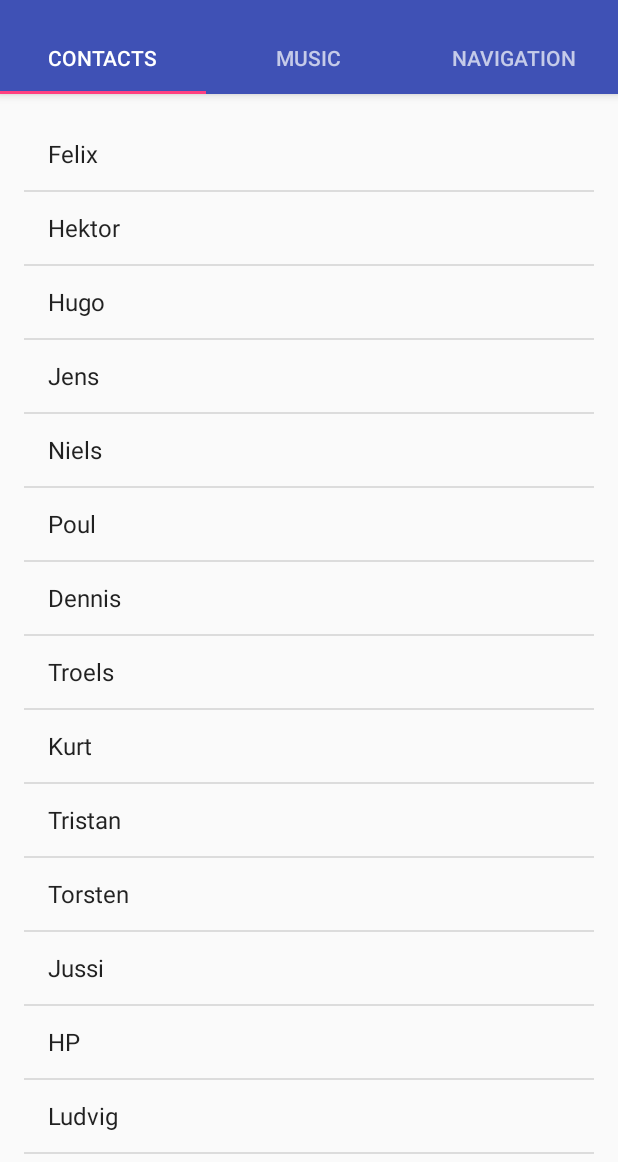
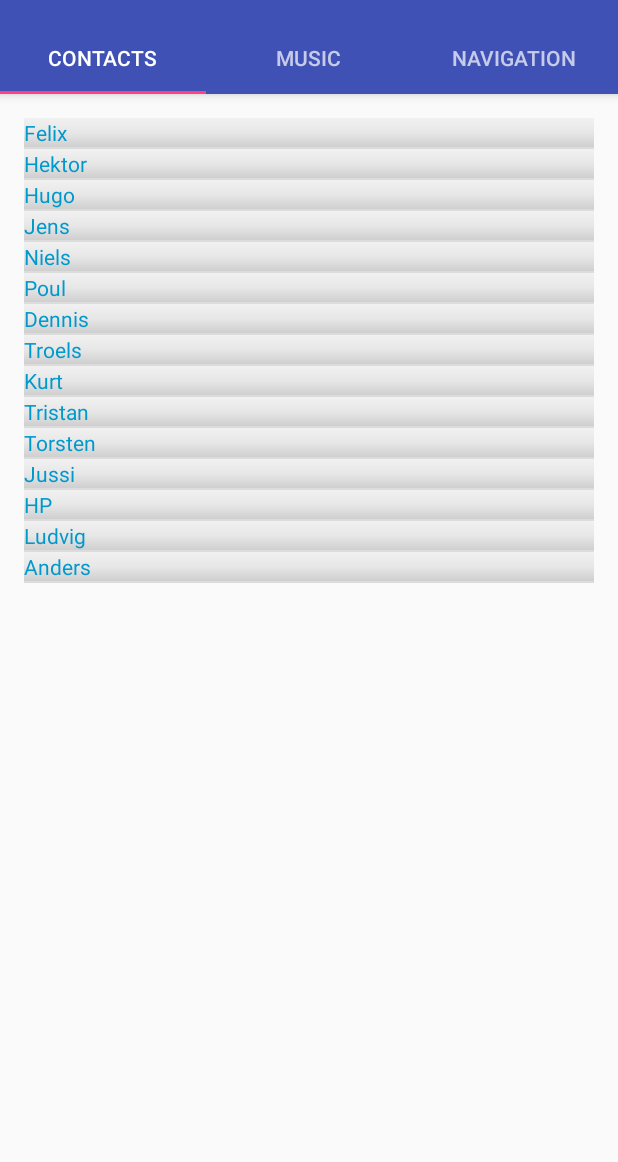
Before and after one commit to MultiPeden/MCInterface, an Android app: the screen it shows after launch (MainActivity), on a phone screen of 412 x 824 dp, the part 74-1236 px from its top. Run offline under Robolectric (Android 15) with nearby library versions, the phone set to English and light mode, and no system bars.

Commit message:
backup commit

```diff
--- a/app/src/main/java/com/example/emil/mcinterface/Contacts.java
+++ b/app/src/main/java/com/example/emil/mcinterface/Contacts.java
@@ -5,9 +5,11 @@ package com.example.emil.mcinterface;
  */
 
 import android.app.AlertDialog;
+import android.content.Context;
 import android.content.DialogInterface;
 import android.support.v4.app.Fragment;
 import android.os.Bundle;
+import android.support.v7.widget.AppCompatTextView;
 import android.util.Log;
 import android.view.LayoutInflater;
 import android.view.View;
@@ -16,11 +18,13 @@ import android.widget.AdapterView;
 import android.widget.ArrayAdapter;
 import android.widget.ListView;
 import android.widget.TextView;
+import android.widget.Toast;
 
 
 public class Contacts extends Fragment {
 
-
+    public static int rowInd = 0;
+    public ListView listView;
     @Override
     public View onCreateView(LayoutInflater inflater, ViewGroup container,
                              Bundle savedInstanceState) {
@@ -29,15 +33,36 @@ public class Contacts extends Fragment {
 
         String[] contactItems = {"Felix", "Hektor", "Hugo", "Jens", "Niels", "Poul", "Dennis", "Troels", "Kurt", "Tristan", "Torsten", "Jussi", "HP", "Ludvig", "Anders"};
 
-        ListView listView = (ListView) rootView.findViewById(R.id.contactList);
+         listView = (ListView) rootView.findViewById(R.id.contactList);
+        MClistAdapter adapter = new MClistAdapter(getActivity(), contactItems);
+        listView.setAdapter(adapter);
 
-        ArrayAdapter<String> listViewAdapter = new ArrayAdapter<String>(
+
+/*
+        MClistAdapter<String> listViewAdapter = new ArrayAdapter<String>(
                 getActivity(),
                 android.R.layout.simple_list_item_1,
                 contactItems
         );
 
         listView.setAdapter(listViewAdapter);
+*/
+
+        // highlight row
+
+//        listView.setChoiceMode(ListView.CHOICE_MODE_SINGLE);
+
+  //      listView.setSelector(android.R.color.darker_gray);
+
+        //listView.setSelection(0);
+
+        Context context = getActivity();
+        CharSequence text = "Hello toast!";
+        int duration = Toast.LENGTH_SHORT;
+
+        Toast toast = Toast.makeText(context, text, duration);
+        toast.show();
+
 
         listView.setOnItemClickListener(new AdapterView.OnItemClickListener() {
 
@@ -80,6 +105,33 @@ public class Contacts extends Fragment {
 
         });
 
+//        listView.setItemChecked(1,true);
+
+        Log.v("Contacts", "Number of rows: " + listView.getAdapter().getCount());
+   //     listView = FindViewById<ListView>(Resource.Id.listView1);
+     //   listView.Adapter = new HomeScreenAdapter(this, tableItems);
+
+
+        listView.setSelection(1);
+        listView.setItemChecked(1,true);
+        adapter.notifyDataSetChanged();
+    //    (AppCompatTextView) listView.getAdapter().getView(0,null,null).setTe
+     //   listViewAdapter.notifyDataSetChanged();
+
         return rootView;
     }
+
+/*    @Override
+    public void onResume() {
+        super.onResume();
+        listView.setChoiceMode(ListView.CHOICE_MODE_SINGLE);
+        listView.setItemChecked(0, true);
+        listView.setSelection(0);
+        listView.deferNotifyDataSetChanged();
+        if(listView.getChildAt(0)!=null) {
+            listView.getChildAt(0).setBackgroundColor(getResources().getColor(R.color.colorAccent));
+
+
+        }
+    }*/
 }
--- /dev/null
+++ b/app/src/main/java/com/example/emil/mcinterface/MClistAdapter.java
@@ -0,0 +1,66 @@
+package com.example.emil.mcinterface;
+
+import android.app.Activity;
+import android.content.Context;
+import android.view.LayoutInflater;
+import android.view.View;
+import android.view.ViewGroup;
+import android.widget.BaseAdapter;
+import android.widget.TextView;
+
+import java.util.ArrayList;
+import java.util.List;
+
+
+/**
+ * Created by ptr_m on 01/06/2017.
+ */
+
+public class MClistAdapter extends BaseAdapter {
+
+    private String[] strings;
+    private LayoutInflater inflater;
+
+    public MClistAdapter(Activity activity, String[] strings) {
+        this.strings = strings;
+        this.inflater = (LayoutInflater) activity.getSystemService(Context.LAYOUT_INFLATER_SERVICE);
+
+    }
+
+    @Override
+    public int getCount() {
+        return strings.length;
+    }
+
+    @Override
+    public Object getItem(int position) {
+        return strings[position];
+    }
+
+    @Override
+    public long getItemId(int position) {
+        return position;
+    }
+
+    @Override
+    public View getView(int position, View convertView, ViewGroup parent) {
+        View vi = convertView;
+        vi = inflater.inflate(R.layout.list_item,null);
+        TextView text = (TextView) vi.findViewById(R.id.row_text); //votes
+        text.setText(strings[position]);
+        return vi;
+    }
+
+    @Override
+    public void notifyDataSetChanged() {
+        super.notifyDataSetChanged();
+    }
+
+    public void setList(String[] strings) {
+        this.strings = strings;
+        this.notifyDataSetChanged();
+    }
+
+
+
+}
--- a/app/src/main/java/com/example/emil/mcinterface/MainActivity.java
+++ b/app/src/main/java/com/example/emil/mcinterface/MainActivity.java
@@ -6,6 +6,8 @@ import android.support.design.widget.TabLayout;
 import android.support.design.widget.FloatingActionButton;
 import android.support.design.widget.Snackbar;
 import android.support.v7.app.AppCompatActivity;
+import android.support.v7.widget.AppCompatTextView;
+import android.support.v7.widget.RecyclerView;
 import android.support.v7.widget.Toolbar;
 
 import android.support.v4.app.Fragment;
@@ -21,7 +23,9 @@ import android.view.View;
 import android.view.ViewGroup;
 
 
-
+import android.view.WindowManager;
+import android.widget.ArrayAdapter;
+import android.widget.ListView;
 import android.widget.TextView;
 import android.widget.Toast;
 
@@ -29,6 +33,9 @@ import com.physicaloid.lib.Physicaloid;
 import com.physicaloid.lib.usb.driver.uart.ReadLisener;
 
 import java.io.UnsupportedEncodingException;
+
+import static com.example.emil.mcinterface.R.color.colorAccent;
+
 
 public class MainActivity extends AppCompatActivity {
 
@@ -42,7 +49,7 @@ public class MainActivity extends AppCompatActivity {
      */
     private SectionsPagerAdapter mSectionsPagerAdapter;
     private static final String TAG = MainActivity.class.getSimpleName();
-
+    private ListView contList;
     /**
      * The {@link ViewPager} that will host the section contents.
      */
@@ -53,6 +60,9 @@ public class MainActivity extends AppCompatActivity {
     protected void onCreate(Bundle savedInstanceState) {
         super.onCreate(savedInstanceState);
         setContentView(R.layout.activity_main);
+//disable touch
+    //    getWindow().setFlags(WindowManager.LayoutParams.FLAG_NOT_TOUCHABLE,
+     //           WindowManager.LayoutParams.FLAG_NOT_TOUCHABLE);
 
         Toolbar toolbar = (Toolbar) findViewById(R.id.toolbar);
         setSupportActionBar(toolbar);
@@ -67,11 +77,27 @@ public class MainActivity extends AppCompatActivity {
         TabLayout tabLayout = (TabLayout) findViewById(R.id.tabs);
         tabLayout.setupWithViewPager(mViewPager);
 
+//        mViewPager.setCurrentItem(2);
+//        ListView lview = (ListView) mViewPager.getChildAt(2);
+//        lview.setItemChecked(1, true);
 
-        mPhysicaloid = new Physicaloid(this);
+
+        //Contacts fragment = (Contacts) mSectionsPagerAdapter.getItem(mViewPager.getCurrentItem());
+
+       // contList = fragment.listView;
+
+    //    Context context = fragment.getContext();
+
+      //  ListView lv =(ListView) fragment.findViewById(R.id.contactList);
+       // lv.setItemChecked(2, true);
+        //View activeView = fragment.getView();
+//        activeView.setBackgroundColor(getResources().getColor(colorAccent));
+
+                mPhysicaloid = new Physicaloid(this);
+
+        //navigateFromSeq("0");
 
     }
-
 
     @Override
     public boolean onCreateOptionsMenu(Menu menu) {
@@ -82,6 +108,23 @@ public class MainActivity extends AppCompatActivity {
 
     @Override
     public boolean onOptionsItemSelected(MenuItem item) {
+
+///        Contacts fragment = (Contacts) mSectionsPagerAdapter.getItem(mViewPager.getCurrentItem());
+/*
+  //      fragment.listView.setItemChecked(2, true);
+
+        FragmentManager manager = getSupportFragmentManager();
+        Fragment fragment = manager.findFragmentById(R.id.contactList);
+*/
+/*
+        ListView lv2 = (ListView) this.findViewById(R.id.contactList);
+        ArrayAdapter lobj  = (ArrayAdapter) lv2.getAdapter();
+        AppCompatTextView v = (AppCompatTextView) lobj.getView(0,null,null);
+        v.setBackgroundColor(0x00FF00);
+        v.setText("jaaaaaaaaaaaa");
+        lobj.notifyDataSetChanged();
+        */
+
         // Handle action bar item clicks here. The action bar will
         // automatically handle clicks on the Home/Up button, so long
         // as you specify a parent activity in AndroidManifest.xml.
@@ -111,7 +154,7 @@ public class MainActivity extends AppCompatActivity {
                             Log.e(TAG, e.toString());
                             return;
                         }
-                        printToast(readStr);
+                        navigateFromSeq(readStr);
                         // UI thread
                         // tvAppend(tvRead, readStr);
                         // draws gesture on screen
@@ -180,7 +223,7 @@ public class MainActivity extends AppCompatActivity {
     }
 
     Handler mHandler = new Handler();
-    private void printToast(final String str) {
+    private void navigateFromSeq(final String str) {
 
         mHandler.post(new Runnable() {
             @Override
@@ -188,12 +231,35 @@ public class MainActivity extends AppCompatActivity {
                 Context context = getApplicationContext();
 
 
-//                CharSequence text = str;
-                final String s = str;
+                final String s = str.replaceAll("\\s", "");
+
                 int duration = Toast.LENGTH_SHORT;
 
                 Toast toast = Toast.makeText(context, s, duration);
                 toast.show();
+
+                TabLayout tabLayout = (TabLayout) findViewById(R.id.tabs);
+                switch (s){
+                    case "3":
+                        TabLayout.Tab tab1 = tabLayout.getTabAt(0);
+                        tab1.select();
+                        break;
+                    case "0":
+                        TabLayout.Tab tab2 = tabLayout.getTabAt(1);
+                        tab2.select();
+                        break;
+                    case "1":
+                        TabLayout.Tab tab3 = tabLayout.getTabAt(2);
+                        tab3.select();
+                        break;
+                    case "02":
+                        int tab_position = tabLayout.getSelectedTabPosition();
+                        if (tab_position == 0) {
+                            Contacts.rowInd++;
+                        }
+                    default:
+                        break;
+                }
 
             }
         });
--- a/app/src/main/java/com/example/emil/mcinterface/Navigation.java
+++ b/app/src/main/java/com/example/emil/mcinterface/Navigation.java
@@ -51,7 +51,6 @@ public class Navigation extends Fragment {
 
                 AlertDialog.Builder builder =
                         new AlertDialog.Builder(getContext()).
-                                setMessage("Message above the image").
                                 setPositiveButton("Afslut", new DialogInterface.OnClickListener() {
                                     @Override
                                     public void onClick(DialogInterface dialog, int which) {
--- /dev/null
+++ b/app/src/main/res/drawable/gradient_bg.xml
@@ -0,0 +1,9 @@
+<?xml version="1.0" encoding="utf-8"?>
+<shape xmlns:android="http://schemas.android.com/apk/res/android"
+    android:shape="rectangle">
+    <gradient
+        android:startColor="#f1f1f2"
+        android:centerColor="#e7e7e8"
+        android:endColor="#cfcfcf"
+        android:angle="270" />
+</shape>
--- /dev/null
+++ b/app/src/main/res/drawable/gradient_bg_hover.xml
@@ -0,0 +1,9 @@
+<?xml version="1.0" encoding="utf-8"?>
+<shape xmlns:android="http://schemas.android.com/apk/res/android"
+    android:shape="rectangle">
+    <gradient
+        android:startColor="#9D9D9E"
+        android:centerColor="#808081"
+        android:endColor="#5B5B5B"
+        android:angle="270" />
+</shape>
--- /dev/null
+++ b/app/src/main/res/drawable/list_selector.xml
@@ -0,0 +1,14 @@
+<?xml version="1.0" encoding="utf-8"?>
+<selector xmlns:android="http://schemas.android.com/apk/res/android">
+    <item
+        android:state_selected="false"
+        android:state_pressed="false"
+        android:drawable="@drawable/gradient_bg" />
+
+    <item android:state_pressed="true"
+        android:drawable="@drawable/gradient_bg_hover" />
+
+    <item android:state_selected="true"
+        android:state_pressed="false"
+        android:drawable="@drawable/gradient_bg_hover" />
+</selector>
--- a/app/src/main/res/layout/contacts.xml
+++ b/app/src/main/res/layout/contacts.xml
@@ -11,5 +11,6 @@
     <ListView
         android:layout_width="wrap_content"
         android:layout_height="match_parent"
-        android:id="@+id/contactList"/>
+        android:id="@+id/contactList"
+        android:listSelector="@color/colorPrimaryDark"/>
 </RelativeLayout>
--- /dev/null
+++ b/app/src/main/res/layout/list_item.xml
@@ -0,0 +1,24 @@
+<?xml version="1.0" encoding="utf-8"?>
+<RelativeLayout xmlns:android="http://schemas.android.com/apk/res/android"
+android:layout_width="fill_parent"
+android:layout_height="wrap_content"
+android:background="@drawable/list_selector"
+android:orientation="horizontal"
+android:padding="0dip"
+android:id="@+id/row"
+    >
+
+
+
+<TextView
+    android:id="@+id/row_text"
+    android:layout_width="wrap_content"
+    android:layout_height="wrap_content"
+    android:layout_alignParentTop="true"
+    android:text="Queued:"
+    android:textAppearance="@android:style/TextAppearance.DeviceDefault"
+    android:textColor="@android:color/holo_blue_dark"
+    android:layout_alignParentLeft="true"
+    android:layout_alignParentStart="true" />
+
+</RelativeLayout>
```
Also changed, not shown: app/src/main/res/drawable/image_bg.xml (added, +10 -0 lines), app/src/main/res/drawable/select.xml (added, +9 -0 lines).
